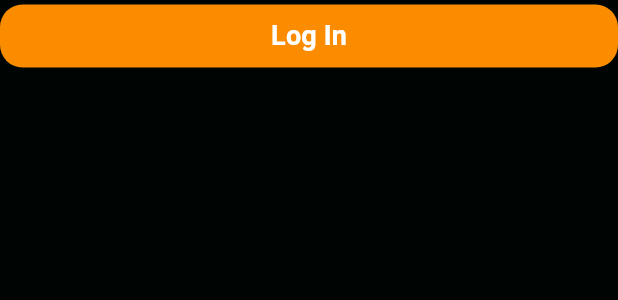
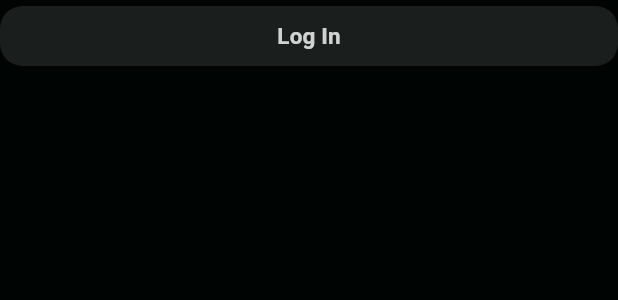
Before and after one commit to Jahid01234/Coffee_App, a Flutter app: the CustomButton widget shown alone on an empty page, opened directly, on a phone screen of 412 x 824 dp. Shown: the top 300 px of the screen. Run offline on Flutter 3.47's test engine with Material 3 defaults, Android fonts, the phone set to English and light mode, and no system bars; our stand-ins replace animate_do, animated_text_kit, lottie.

Commit message:
- remove splash color - add iconSize - add text field bg color

```diff
--- a/lib/app.dart
+++ b/lib/app.dart
@@ -10,6 +10,7 @@ class MyApp extends StatelessWidget {
       title: 'Coffee App',
       debugShowCheckedModeBanner: false,
       theme: ThemeData(
+          splashFactory: NoSplash.splashFactory, // remove the all splash color from the ui
           scaffoldBackgroundColor: const Color(0xff000503),
       ),
       home: const SplashScreen(),
--- a/lib/presentation/screens/login_screen.dart
+++ b/lib/presentation/screens/login_screen.dart
@@ -181,15 +181,16 @@ class _LogInScreenState extends State<LogInScreen> {
                       SocialMediaButton(
                         label: "Google",
                         icon: Icons.g_mobiledata_outlined,
-                        color: Colors.cyan.withOpacity(0.1),
+                        color: Colors.lightBlue.withOpacity(0.1),
                         iconColor: Colors.grey,
+                        iconSize: 31,
                         textColor: Colors.grey,
                       ),
 
                       SocialMediaButton(
                         label: "Apple",
                         icon: Icons.apple_outlined,
-                        color: Colors.orange.withOpacity(0.1),
+                        color: Colors.green.withOpacity(0.1),
                         iconColor: Colors.grey,
                         textColor: Colors.grey,
                       ),
--- a/lib/presentation/screens/signup_screen.dart
+++ b/lib/presentation/screens/signup_screen.dart
@@ -194,15 +194,16 @@ class _SignUpScreenState extends State<SignUpScreen> {
                       SocialMediaButton(
                         label: "Google",
                         icon: Icons.g_mobiledata_outlined,
-                        color: Colors.cyan.withOpacity(0.1),
+                        color: Colors.lightBlue.withOpacity(0.1),
                         iconColor: Colors.grey,
+                        iconSize: 31,
                         textColor: Colors.grey,
                       ),
 
                       SocialMediaButton(
                         label: "Apple",
                         icon: Icons.apple_outlined,
-                        color: Colors.orange.withOpacity(0.1),
+                        color: Colors.green.withOpacity(0.1),
                         iconColor: Colors.grey,
                         textColor: Colors.grey,
                       ),
--- a/lib/presentation/widgets/custom_button.dart
+++ b/lib/presentation/widgets/custom_button.dart
@@ -15,19 +15,20 @@ class CustomButton extends StatelessWidget {
     return ElevatedButton(
       onPressed: onPressed,
       style: ElevatedButton.styleFrom(
+        //splashFactory: NoSplash.splashFactory,// remove the splash color
         padding: const EdgeInsets.all(8),
         fixedSize: const Size.fromWidth(double.maxFinite),
-        backgroundColor: Colors.orange.shade600,
+        backgroundColor: Colors.white10.withOpacity(0.1),
         shape: RoundedRectangleBorder(
           borderRadius: BorderRadius.circular(15),
         ),
       ),
       child: Text(
         title,
-        style: const TextStyle(
-          fontSize: 18,
-          color: Colors.white,
-          fontWeight: FontWeight.bold,
+        style: TextStyle(
+          fontSize: 15,
+          color: Colors.white.withOpacity(0.8),
+          fontWeight: FontWeight.w700,
         ),
       ),
     );
--- a/lib/presentation/widgets/social_media_button.dart
+++ b/lib/presentation/widgets/social_media_button.dart
@@ -6,6 +6,7 @@ class SocialMediaButton extends StatelessWidget {
   final Color color;
   final Color? iconColor;
   final Color? textColor;
+  final double? iconSize;
 
   const SocialMediaButton({
     super.key,
@@ -14,6 +15,7 @@ class SocialMediaButton extends StatelessWidget {
     required this.color,
     this.iconColor,
     this.textColor,
+    this.iconSize,
   });
 
   @override
@@ -32,6 +34,7 @@ class SocialMediaButton extends StatelessWidget {
           Icon(
             icon,
             color: iconColor,
+            size: iconSize,
           ),
           const SizedBox(width: 5),
           Text(
```
Also changed, not shown: lib/presentation/widgets/custom_text_form_field.dart (+3 -9 lines).
